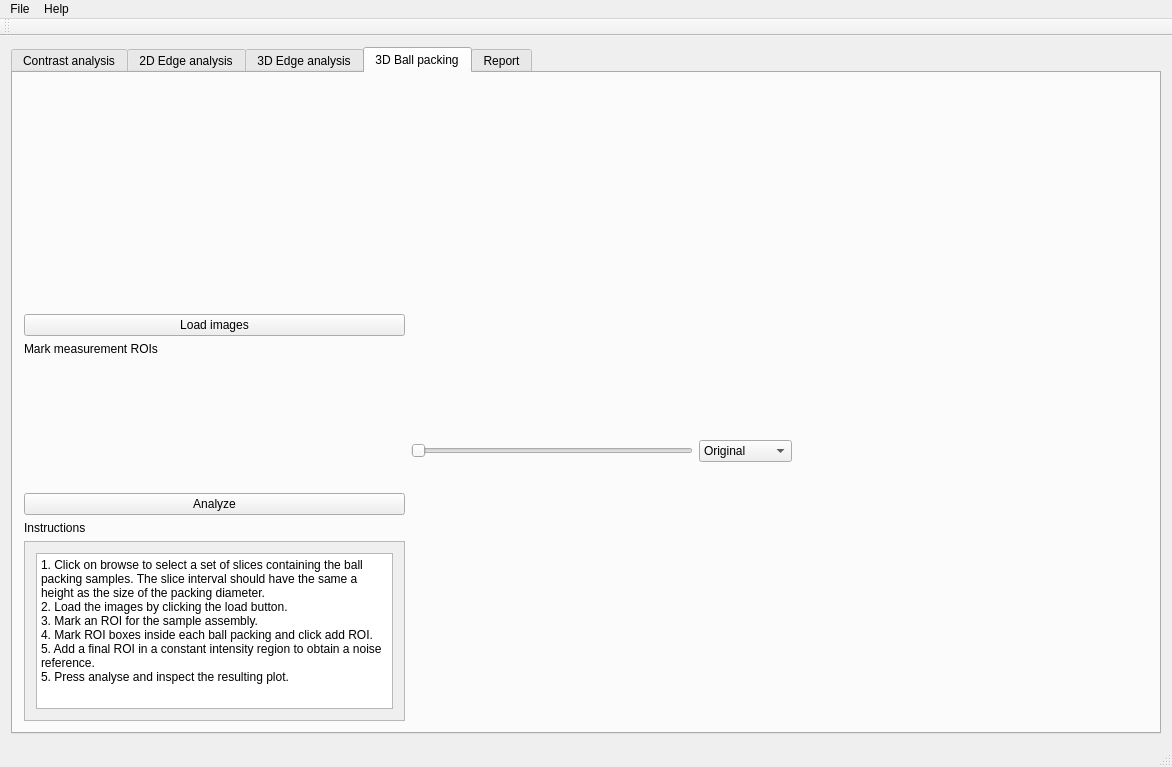
The window that applications/NIQualityAssessment/NIQA/niqamainwindow.ui (neutronimaging/ImagingQuality) describes before a commit, drawn with Qt 5.
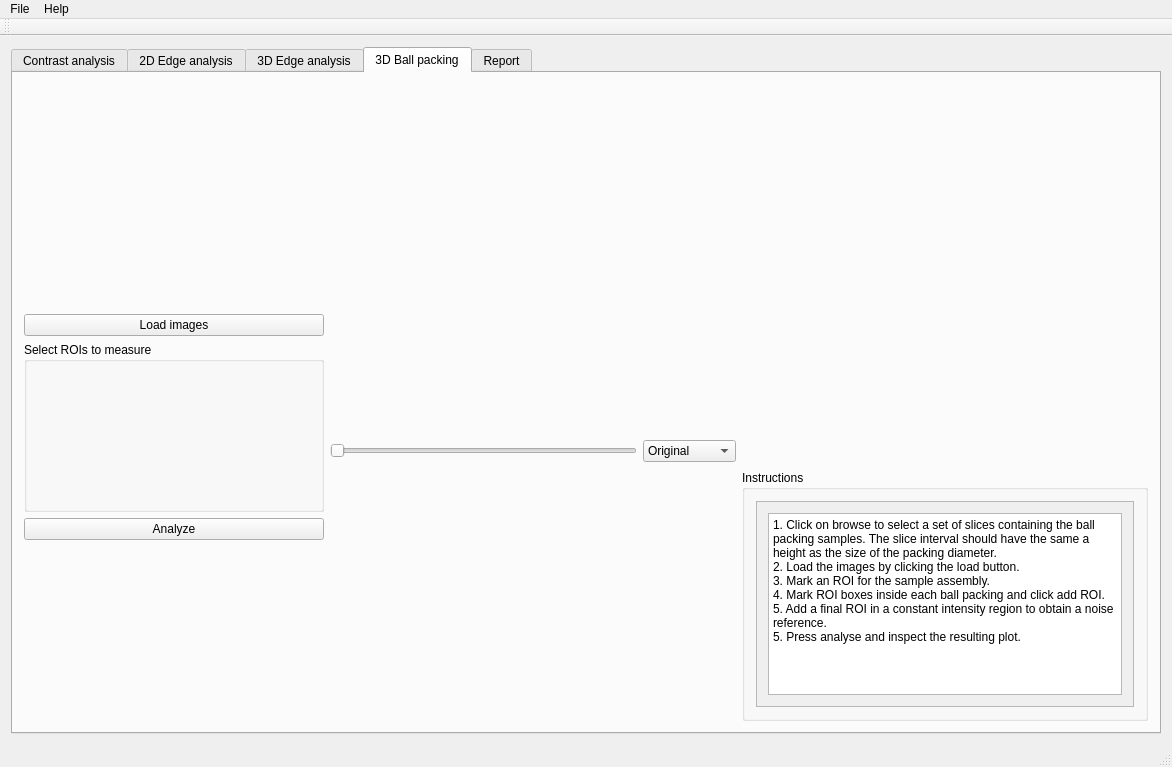
The same window after the commit. The open tabs and pages were chosen to show the change. Custom widgets are drawn as their Qt base class.

Commit message: Updated contrast histogram to use std::vectors

```diff
--- a/applications/NIQualityAssessment/NIQA/niqamainwindow.ui
+++ b/applications/NIQualityAssessment/NIQA/niqamainwindow.ui
@@ -1017,20 +1017,22 @@
              </widget>
             </item>
             <item>
-             <widget class="QLabel" name="label_5">
-              <property name="text">
-               <string>Mark measurement ROIs</string>
+             <widget class="QGroupBox" name="groupBox_6">
+              <property name="title">
+               <string>Select ROIs to measure</string>
               </property>
-             </widget>
-            </item>
-            <item>
-             <widget class="QtAddons::ROIManager" name="widget_bundleroi" native="true">
-              <property name="minimumSize">
-               <size>
-                <width>0</width>
-                <height>125</height>
-               </size>
-              </property>
+              <layout class="QVBoxLayout" name="verticalLayout_25">
+               <item>
+                <widget class="QtAddons::ROIManager" name="widget_bundleroi" native="true">
+                 <property name="minimumSize">
+                  <size>
+                   <width>0</width>
+                   <height>125</height>
+                  </size>
+                 </property>
+                </widget>
+               </item>
+              </layout>
              </widget>
             </item>
             <item>
@@ -1041,45 +1043,17 @@
              </widget>
             </item>
             <item>
-             <widget class="QLabel" name="label_19">
-              <property name="text">
-               <string>Instructions</string>
+             <spacer name="verticalSpacer_8">
+              <property name="orientation">
+               <enum>Qt::Vertical</enum>
               </property>
-             </widget>
-            </item>
-            <item>
-             <widget class="QScrollArea" name="scrollArea_4">
-              <property name="widgetResizable">
-               <bool>true</bool>
+              <property name="sizeHint" stdset="0">
+               <size>
+                <width>20</width>
+                <height>40</height>
+               </size>
               </property>
-              <widget class="QWidget" name="scrollAreaWidgetContents_4">
-               <property name="geometry">
-                <rect>
-                 <x>0</x>
-                 <y>0</y>
-                 <width>350</width>
-                 <height>123</height>
-                </rect>
-               </property>
-               <layout class="QVBoxLayout" name="verticalLayout_23">
-                <item>
-                 <widget class="QPlainTextEdit" name="plainTextEdit_4">
-                  <property name="readOnly">
-                   <bool>true</bool>
-                  </property>
-                  <property name="plainText">
-                   <string>1. Click on browse to select a set of slices containing the ball packing samples. The slice interval should have the same a height as the size of the packing diameter. 
-2. Load the images by clicking the load button.
-3. Mark an ROI for the sample assembly.
-4. Mark ROI boxes inside each ball packing and click add ROI.
-5. Add a final ROI in a constant intensity region to obtain a noise reference.
-5. Press analyse and inspect the resulting plot.</string>
-                  </property>
-                 </widget>
-                </item>
-               </layout>
-              </widget>
-             </widget>
+             </spacer>
             </item>
            </layout>
           </item>
@@ -1148,7 +1122,7 @@
              </widget>
             </item>
             <item>
-             <spacer name="verticalSpacer_8">
+             <spacer name="verticalSpacer_7">
               <property name="orientation">
                <enum>Qt::Vertical</enum>
               </property>
@@ -1160,6 +1134,49 @@
               </property>
              </spacer>
             </item>
+            <item>
+             <widget class="QGroupBox" name="groupBox_5">
+              <property name="title">
+               <string>Instructions</string>
+              </property>
+              <layout class="QVBoxLayout" name="verticalLayout_24">
+               <item>
+                <widget class="QScrollArea" name="scrollArea_4">
+                 <property name="widgetResizable">
+                  <bool>true</bool>
+                 </property>
+                 <widget class="QWidget" name="scrollAreaWidgetContents_4">
+                  <property name="geometry">
+                   <rect>
+                    <x>0</x>
+                    <y>0</y>
+                    <width>350</width>
+                    <height>186</height>
+                   </rect>
+                  </property>
+                  <layout class="QVBoxLayout" name="verticalLayout_23">
+                   <item>
+                    <widget class="QPlainTextEdit" name="plainTextEdit_4">
+                     <property name="readOnly">
+                      <bool>true</bool>
+                     </property>
+                     <property name="plainText">
+                      <string>1. Click on browse to select a set of slices containing the ball packing samples. The slice interval should have the same a height as the size of the packing diameter. 
+2. Load the images by clicking the load button.
+3. Mark an ROI for the sample assembly.
+4. Mark ROI boxes inside each ball packing and click add ROI.
+5. Add a final ROI in a constant intensity region to obtain a noise reference.
+5. Press analyse and inspect the resulting plot.</string>
+                     </property>
+                    </widget>
+                   </item>
+                  </layout>
+                 </widget>
+                </widget>
+               </item>
+              </layout>
+             </widget>
+            </item>
            </layout>
           </item>
          </layout>
```
Left out of the diff: 4 changed lines with no effect on the pictures. The commit also changes 1 other file.
